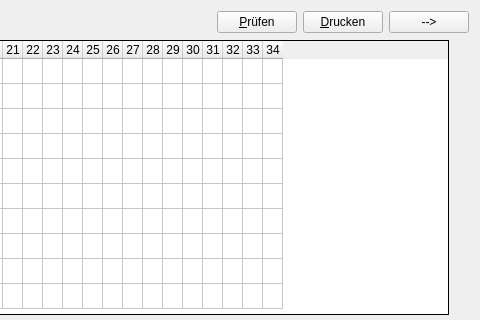
Qt form crosterwindow.ui (joergpauly/megaroster) before a commit; both pictures show x 427 to 907 and y 0 to 320 of the 907 by 544 pixel window.
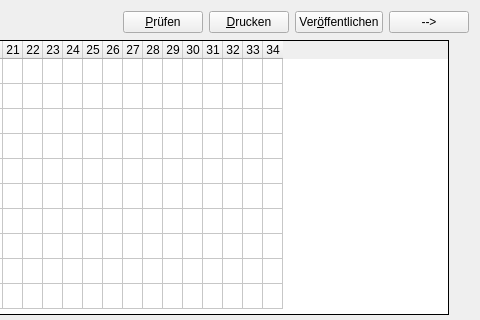
The same form after that commit.

Commit message: Vorbereitung für DB-Upload.

Diff of the .ui file:
```diff
--- a/crosterwindow.ui
+++ b/crosterwindow.ui
@@ -76,6 +76,13 @@
        </property>
       </widget>
      </item>
+     <item>
+      <widget class="QPushButton" name="cmdPublish">
+       <property name="text">
+        <string>Ver&amp;öffentlichen</string>
+       </property>
+      </widget>
+     </item>
      <item>
       <widget class="QPushButton" name="cmdNextMonth">
        <property name="toolTip">
```
Left out of the diff: 2 changed lines with no effect on the pictures. The commit also changes 2 other files.
